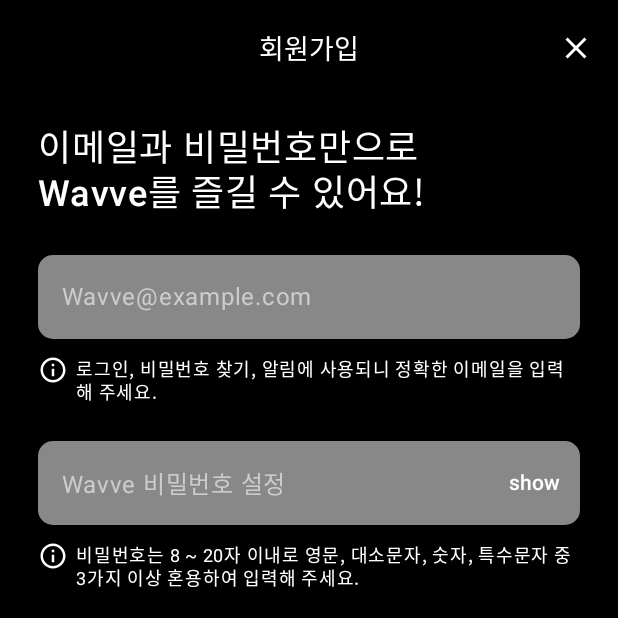
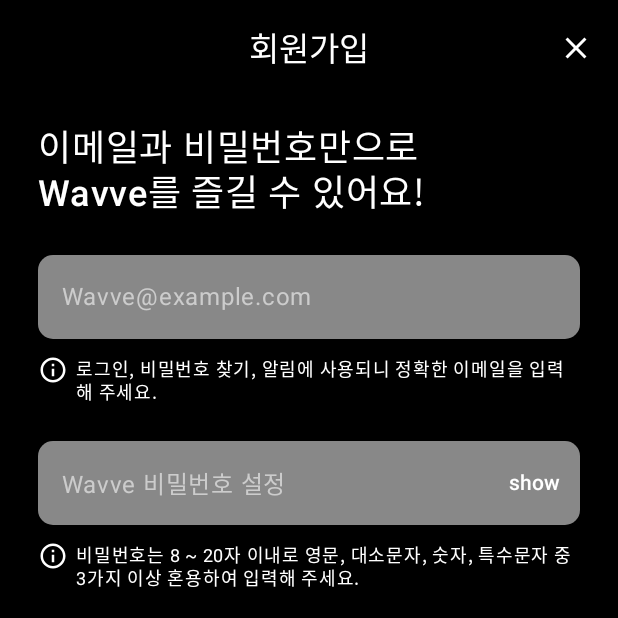
Before and after one commit to AND-SOPT-ANDROID/daehyeon-kim, an Android app built with Jetpack Compose: the screen it shows after launch (SignUpActivity), after a tap on "회원가입", on a phone screen of 412 x 824 dp, the top half of it. Run offline under Robolectric (Android 15) with nearby library versions, the phone set to English and light mode, and no system bars; 1 other tap on this screen came first.

Commit message:
#3 feat: WaaveCenterAlignedTopBar 커스텀 컴포넌트 추가
- 기존 CenterAlignedTopBar ->  WaaveCenterAlignedTopBar 컴포넌트로 전환

```diff
--- /dev/null
+++ b/app/src/main/java/org/sopt/and/core/designsystem/component/topbar/WaaveCenterAlignedTopBar.kt
@@ -0,0 +1,39 @@
+package org.sopt.and.core.designsystem.component.topbar
+
+import androidx.compose.foundation.layout.RowScope
+import androidx.compose.material3.CenterAlignedTopAppBar
+import androidx.compose.material3.ExperimentalMaterial3Api
+import androidx.compose.material3.Text
+import androidx.compose.material3.TopAppBarDefaults
+import androidx.compose.runtime.Composable
+import androidx.compose.ui.graphics.Color
+import androidx.compose.ui.tooling.preview.Preview
+
+@OptIn(ExperimentalMaterial3Api::class)
+@Composable
+fun WaaveCenterAlignedTopBar(
+    titleText: String,
+    navigationIcon: @Composable () -> Unit = {},
+    actions: @Composable (RowScope.() -> Unit) = {},
+) {
+    CenterAlignedTopAppBar(
+        title = {
+            Text(
+                text = titleText,
+                color = Color.White
+            )
+        },
+        navigationIcon = navigationIcon,
+        actions = actions,
+        windowInsets = TopAppBarDefaults.windowInsets,
+        colors = TopAppBarDefaults.topAppBarColors(Color.Black)
+    )
+}
+
+@Preview
+@Composable
+private fun PreviewWaaveCenterAlignedTopBar() {
+    WaaveCenterAlignedTopBar(
+        titleText = "waave"
+    )
+}
--- a/app/src/main/java/org/sopt/and/ui/signin/SignInScreen.kt
+++ b/app/src/main/java/org/sopt/and/ui/signin/SignInScreen.kt
@@ -14,8 +14,6 @@ import androidx.compose.material.icons.Icons
 import androidx.compose.material.icons.automirrored.filled.ArrowBack
 import androidx.compose.material3.Button
 import androidx.compose.material3.ButtonDefaults
-import androidx.compose.material3.CenterAlignedTopAppBar
-import androidx.compose.material3.ExperimentalMaterial3Api
 import androidx.compose.material3.Icon
 import androidx.compose.material3.IconButton
 import androidx.compose.material3.Scaffold
@@ -23,7 +21,6 @@ import androidx.compose.material3.SnackbarHost
 import androidx.compose.material3.SnackbarHostState
 import androidx.compose.material3.Text
 import androidx.compose.material3.TextButton
-import androidx.compose.material3.TopAppBarDefaults
 import androidx.compose.runtime.Composable
 import androidx.compose.runtime.getValue
 import androidx.compose.runtime.remember
@@ -41,6 +38,7 @@ import kotlinx.coroutines.launch
 import org.sopt.and.R
 import org.sopt.and.model.SignInInfo
 import org.sopt.and.core.designsystem.component.textfield.WaaveTextField
+import org.sopt.and.core.designsystem.component.topbar.WaaveCenterAlignedTopBar
 import org.sopt.and.core.designsystem.theme.ANDANDROIDTheme
 
 @Composable
@@ -85,16 +83,10 @@ fun SignInScreen(
     )
 }
 
-@OptIn(ExperimentalMaterial3Api::class)
 @Composable
-fun SignInTopBar() {
-    CenterAlignedTopAppBar(
-        title = {
-            Text(
-                text = stringResource(R.string.waave),
-                color = Color.White
-            )
-        },
+private fun SignInTopBar() {
+    WaaveCenterAlignedTopBar(
+        titleText = stringResource(R.string.waave),
         navigationIcon = {
             IconButton(onClick = {}) {
                 Icon(
@@ -104,7 +96,6 @@ fun SignInTopBar() {
                 )
             }
         },
-        colors = TopAppBarDefaults.topAppBarColors(Color.Black)
     )
 }
 
--- a/app/src/main/java/org/sopt/and/ui/signup/SignUpScreen.kt
+++ b/app/src/main/java/org/sopt/and/ui/signup/SignUpScreen.kt
@@ -13,14 +13,11 @@ import androidx.compose.material.icons.Icons
 import androidx.compose.material.icons.filled.Clear
 import androidx.compose.material3.BottomAppBar
 import androidx.compose.material3.BottomAppBarDefaults
-import androidx.compose.material3.CenterAlignedTopAppBar
-import androidx.compose.material3.ExperimentalMaterial3Api
 import androidx.compose.material3.Icon
 import androidx.compose.material3.IconButton
 import androidx.compose.material3.Scaffold
 import androidx.compose.material3.Text
 import androidx.compose.material3.TextButton
-import androidx.compose.material3.TopAppBarDefaults
 import androidx.compose.runtime.Composable
 import androidx.compose.runtime.getValue
 import androidx.compose.ui.Alignment
@@ -37,6 +34,7 @@ import androidx.lifecycle.viewmodel.compose.viewModel
 import org.sopt.and.R
 import org.sopt.and.ui.signup.component.InfoText
 import org.sopt.and.core.designsystem.component.textfield.WaaveTextField
+import org.sopt.and.core.designsystem.component.topbar.WaaveCenterAlignedTopBar
 import org.sopt.and.core.designsystem.theme.ANDANDROIDTheme
 import org.sopt.and.util.isButtonEnabled
 import org.sopt.and.util.isEmailValid
@@ -74,17 +72,10 @@ fun SignUpScreen(
     )
 }
 
-@OptIn(ExperimentalMaterial3Api::class)
 @Composable
 private fun SignUpTopBar() {
-    CenterAlignedTopAppBar(
-        title = {
-            Text(
-                text = stringResource(R.string.sign_up),
-                color = Color.White,
-                fontSize = 18.sp
-            )
-        },
+    WaaveCenterAlignedTopBar(
+        titleText = stringResource(R.string.sign_up),
         actions = {
             IconButton(
                 onClick = {}
@@ -95,8 +86,7 @@ private fun SignUpTopBar() {
                     tint = Color.White
                 )
             }
-        },
-        colors = TopAppBarDefaults.topAppBarColors(Color.Black)
+        }
     )
 }
 
```
